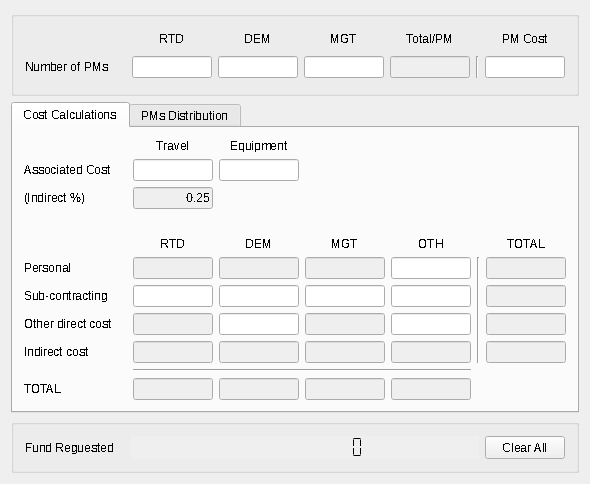
Old version of the form mainwindow.ui in the repository SudanBoy/EC-PBC.
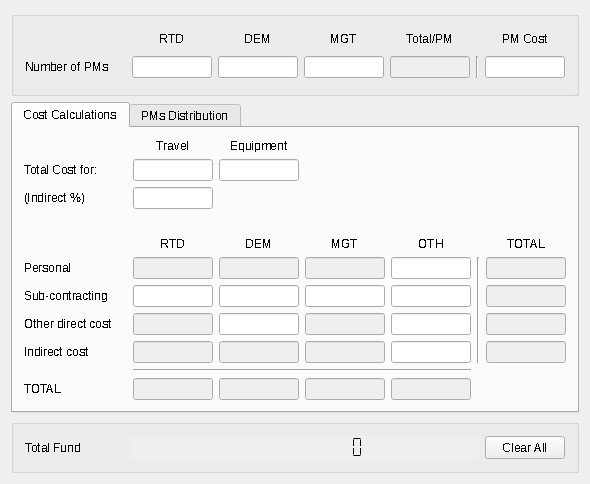
New version of the form.

Commit message: Set indirect percentage

```diff
--- a/mainwindow.ui
+++ b/mainwindow.ui
@@ -183,7 +183,7 @@
           </size>
          </property>
          <property name="text">
-          <string>Fund Reguested</string>
+          <string>Total Fund </string>
          </property>
         </widget>
        </item>
@@ -870,7 +870,7 @@
          </widget>
         </item>
         <item row="1" column="1">
-         <widget class="QLineEdit" name="tot_travel_cost">
+         <widget class="QLineEdit" name="travel_cost">
           <property name="sizePolicy">
            <sizepolicy hsizetype="Fixed" vsizetype="Fixed">
             <horstretch>0</horstretch>
@@ -950,7 +950,7 @@
            <enum>QFrame::NoFrame</enum>
           </property>
           <property name="text">
-           <string>Associated Cost</string>
+           <string>Total Cost for:</string>
           </property>
           <property name="alignment">
            <set>Qt::AlignLeading|Qt::AlignLeft|Qt::AlignVCenter</set>
@@ -958,7 +958,7 @@
          </widget>
         </item>
         <item row="1" column="2">
-         <widget class="QLineEdit" name="tot_equip_cost">
+         <widget class="QLineEdit" name="equip_cost">
           <property name="sizePolicy">
            <sizepolicy hsizetype="Fixed" vsizetype="Fixed">
             <horstretch>0</horstretch>
@@ -1004,7 +1004,7 @@
         <item row="2" column="1">
          <widget class="QLineEdit" name="indirect_perc">
           <property name="enabled">
-           <bool>false</bool>
+           <bool>true</bool>
           </property>
           <property name="sizePolicy">
            <sizepolicy hsizetype="Fixed" vsizetype="Fixed">
@@ -1031,10 +1031,10 @@
            <set>Qt::AlignRight|Qt::AlignTrailing|Qt::AlignVCenter</set>
           </property>
           <property name="readOnly">
-           <bool>true</bool>
+           <bool>false</bool>
           </property>
           <property name="placeholderText">
-           <string>0.25</string>
+           <string/>
           </property>
          </widget>
         </item>
@@ -1239,7 +1239,7 @@
         <item row="17" column="4">
          <widget class="QLineEdit" name="indirect_oth">
           <property name="enabled">
-           <bool>false</bool>
+           <bool>true</bool>
           </property>
           <property name="sizePolicy">
            <sizepolicy hsizetype="Fixed" vsizetype="Fixed">
```
Left out of the diff: 16 changed lines with no effect on the pictures. The commit also changes 2 other files.
